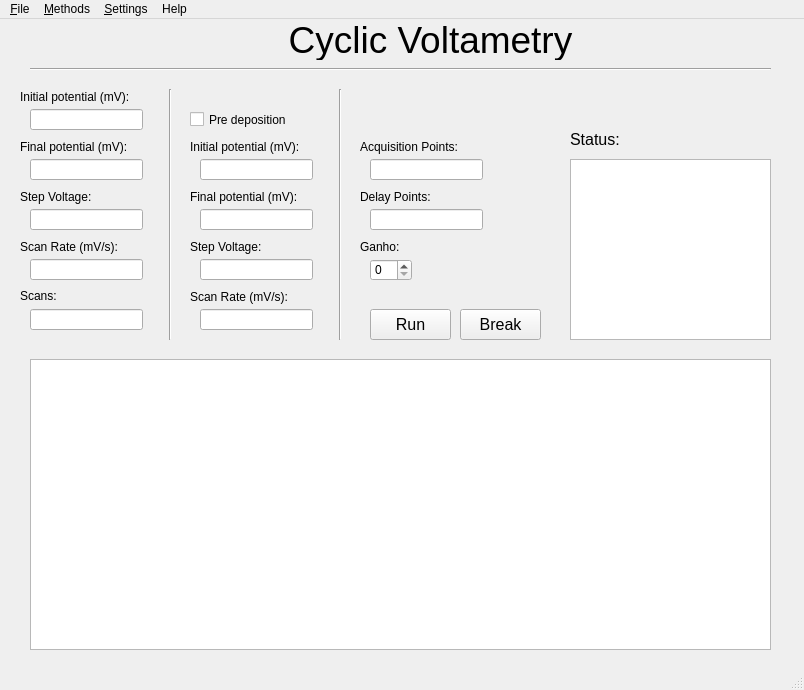
First picture: the form in Cyclic_window.ui, repository Gabriel-Gardin/PotenciosPi, before the edit.
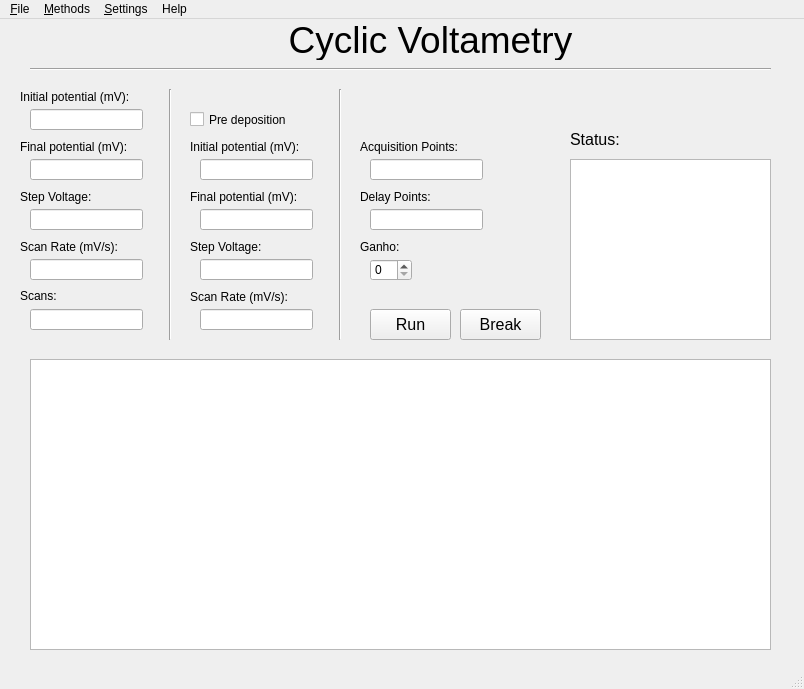
Second picture: the form after the edit.

Commit message: Carregamento dos arquivos ui e troca entre janelas pronto

```diff
--- a/Cyclic_window.ui
+++ b/Cyclic_window.ui
@@ -7,7 +7,7 @@
     <x>0</x>
     <y>0</y>
     <width>804</width>
-    <height>690</height>
+    <height>689</height>
    </rect>
   </property>
   <property name="windowTitle">
```
Left out of the diff: 17 changed lines with no effect on the pictures. The commit also changes 3 other files.
